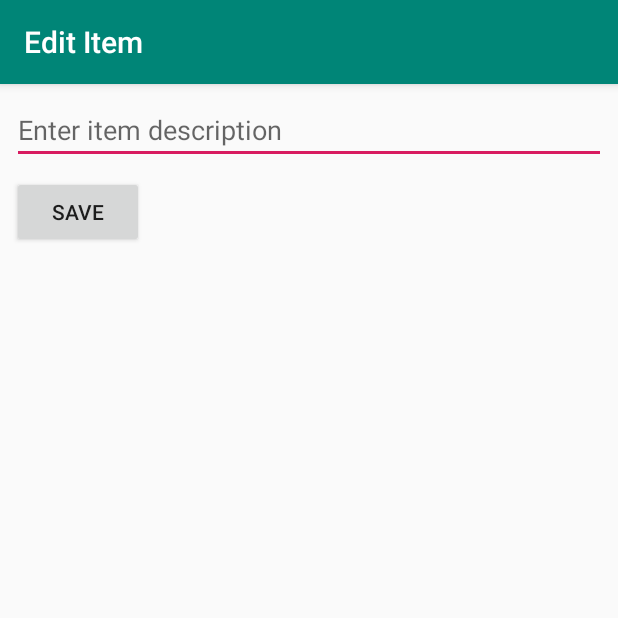
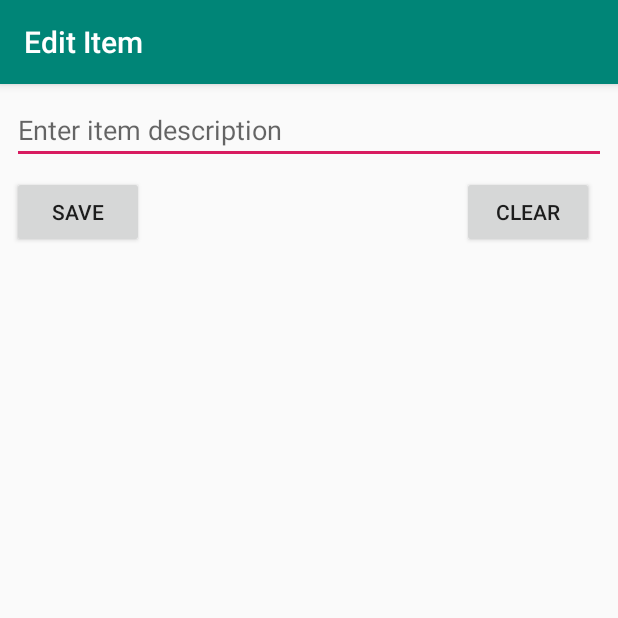
Before and after one commit to jocelynshen/SimpleTodo, an Android app: the EditItemActivity screen opened directly, with no data from a screen before it, on a phone screen of 412 x 824 dp, the top half of it. Run offline under Robolectric (Android 15) with nearby library versions, the phone set to English and light mode, and no system bars.

Commit message:
added clearing

```diff
--- a/app/src/main/java/com/example/simpletodo/EditItemActivity.java
+++ b/app/src/main/java/com/example/simpletodo/EditItemActivity.java
@@ -45,4 +45,9 @@ public class EditItemActivity extends AppCompatActivity {
         finish();
 
     }
+
+    public void onClear(View v){
+        EditText etNewItem = (EditText) findViewById(R.id.editText2);
+        etNewItem.setText("");
+    }
 }
--- a/app/src/main/java/com/example/simpletodo/MainActivity.java
+++ b/app/src/main/java/com/example/simpletodo/MainActivity.java
@@ -26,8 +26,6 @@ public class MainActivity extends AppCompatActivity {
     public final static int EDIT_REQUEST_CODE = 20;
     public final static String ITEM_TEXT = "itemText";
     public final static String ITEM_POSITION = "itemPosition";
-
-
 
     ArrayList<String> items;
     ArrayAdapter<String> itemsAdapter;
--- a/app/src/main/res/layout/activity_edit_item.xml
+++ b/app/src/main/res/layout/activity_edit_item.xml
@@ -34,4 +34,16 @@
         android:text="SAVE"
         app:layout_constraintStart_toStartOf="parent"
         app:layout_constraintTop_toBottomOf="@+id/editText2" />
+
+    <Button
+        android:id="@+id/clear"
+        android:layout_width="wrap_content"
+        android:layout_height="wrap_content"
+        android:layout_marginTop="8dp"
+        android:layout_marginEnd="16dp"
+        android:layout_marginRight="16dp"
+        android:text="CLEAR"
+        android:onClick="onClear"
+        app:layout_constraintEnd_toEndOf="parent"
+        app:layout_constraintTop_toBottomOf="@+id/editText2" />
 </androidx.constraintlayout.widget.ConstraintLayout>
```
